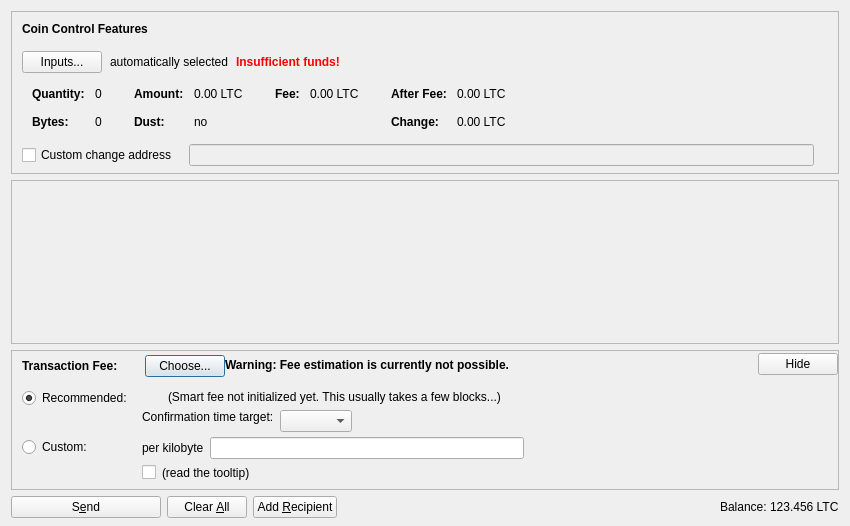
First picture: the form in src/qt/forms/sendcoinsdialog.ui, repository SongMyungHo/SMH-Core, before the edit.
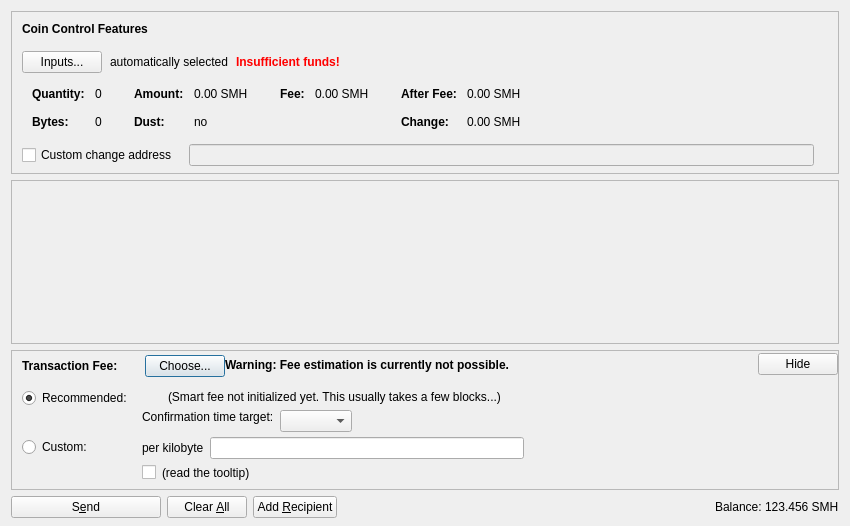
Second picture: the form after the edit. Icons and pictures are not drawn. Custom widgets are drawn as their Qt base class.

Patch:
```diff
--- a/src/qt/forms/sendcoinsdialog.ui
+++ b/src/qt/forms/sendcoinsdialog.ui
@@ -324,7 +324,7 @@
                   <enum>Qt::ActionsContextMenu</enum>
                  </property>
                  <property name="text">
-                  <string notr="true">0.00 LTC</string>
+                  <string notr="true">0.00 SMH</string>
                  </property>
                  <property name="textInteractionFlags">
                   <set>Qt::LinksAccessibleByMouse|Qt::TextSelectableByKeyboard|Qt::TextSelectableByMouse</set>
@@ -404,7 +404,7 @@
                   <enum>Qt::ActionsContextMenu</enum>
                  </property>
                  <property name="text">
-                  <string notr="true">0.00 LTC</string>
+                  <string notr="true">0.00 SMH</string>
                  </property>
                  <property name="textInteractionFlags">
                   <set>Qt::LinksAccessibleByMouse|Qt::TextSelectableByKeyboard|Qt::TextSelectableByMouse</set>
@@ -455,7 +455,7 @@
                   <enum>Qt::ActionsContextMenu</enum>
                  </property>
                  <property name="text">
-                  <string notr="true">0.00 LTC</string>
+                  <string notr="true">0.00 SMH</string>
                  </property>
                  <property name="textInteractionFlags">
                   <set>Qt::LinksAccessibleByMouse|Qt::TextSelectableByKeyboard|Qt::TextSelectableByMouse</set>
@@ -484,7 +484,7 @@
                   <enum>Qt::ActionsContextMenu</enum>
                  </property>
                  <property name="text">
-                  <string notr="true">0.00 LTC</string>
+                  <string notr="true">0.00 SMH</string>
                  </property>
                  <property name="textInteractionFlags">
                   <set>Qt::LinksAccessibleByMouse|Qt::TextSelectableByKeyboard|Qt::TextSelectableByMouse</set>
@@ -1237,7 +1237,7 @@
           <cursorShape>IBeamCursor</cursorShape>
          </property>
          <property name="text">
-          <string notr="true">123.456 LTC</string>
+          <string notr="true">123.456 SMH</string>
          </property>
          <property name="textInteractionFlags">
           <set>Qt::LinksAccessibleByMouse|Qt::TextSelectableByKeyboard|Qt::TextSelectableByMouse</set>
```
